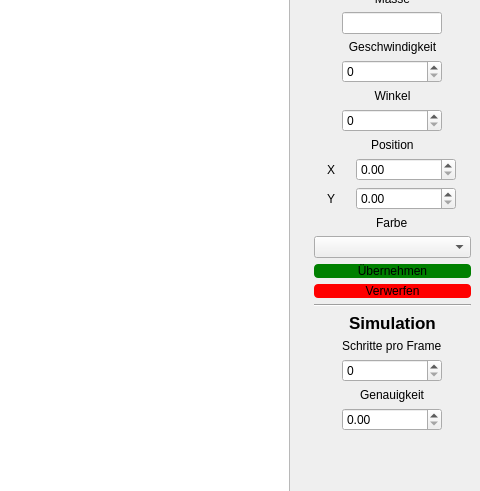
Above: ui_Main_Window.ui from Corvus-XOS/Gravitationssimulation before the change; both pictures show x 370 to 850 and y 149 to 640 of the 850 by 850 pixel window. Below: the same form after it.
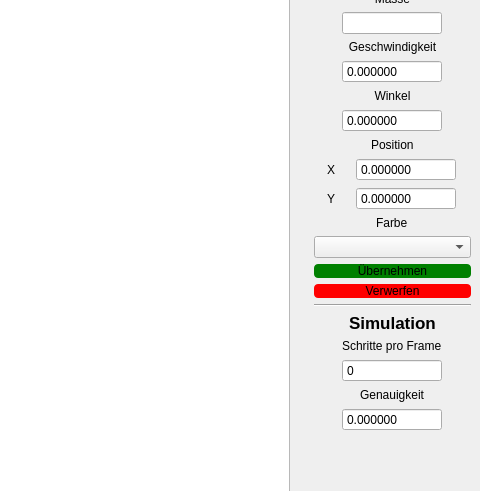
That is the form after the change. Icons and pictures are not drawn.

Commit message: Einbindung von Schritte pro Frame und Genauigkeit. Ui Anpassungen von int auf float sowie wertebereiche angepasst.

Patch:
```diff
--- a/ui_Main_Window.ui
+++ b/ui_Main_Window.ui
@@ -168,7 +168,13 @@
         </widget>
        </item>
        <item alignment="Qt::AlignmentFlag::AlignHCenter">
-        <widget class="QSpinBox" name="spinVelo">
+        <widget class="QDoubleSpinBox" name="spinVelo">
+         <property name="sizePolicy">
+          <sizepolicy hsizetype="Minimum" vsizetype="Fixed">
+           <horstretch>0</horstretch>
+           <verstretch>0</verstretch>
+          </sizepolicy>
+         </property>
          <property name="minimumSize">
           <size>
            <width>100</width>
@@ -181,6 +187,24 @@
            <height>16777215</height>
           </size>
          </property>
+         <property name="acceptDrops">
+          <bool>false</bool>
+         </property>
+         <property name="autoFillBackground">
+          <bool>false</bool>
+         </property>
+         <property name="buttonSymbols">
+          <enum>QAbstractSpinBox::ButtonSymbols::NoButtons</enum>
+         </property>
+         <property name="decimals">
+          <number>6</number>
+         </property>
+         <property name="minimum">
+          <double>-1000000000000.000000000000000</double>
+         </property>
+         <property name="maximum">
+          <double>1000000000000.000000000000000</double>
+         </property>
         </widget>
        </item>
        <item>
@@ -194,7 +218,7 @@
         </widget>
        </item>
        <item alignment="Qt::AlignmentFlag::AlignHCenter">
-        <widget class="QSpinBox" name="spinDegree">
+        <widget class="QDoubleSpinBox" name="spinDegree">
          <property name="minimumSize">
           <size>
            <width>100</width>
@@ -207,8 +231,17 @@
            <height>16777215</height>
           </size>
          </property>
+         <property name="buttonSymbols">
+          <enum>QAbstractSpinBox::ButtonSymbols::NoButtons</enum>
+         </property>
+         <property name="decimals">
+          <number>6</number>
+         </property>
+         <property name="minimum">
+          <double>-1000000000000.000000000000000</double>
+         </property>
          <property name="maximum">
-          <number>360</number>
+          <double>1000000000000.000000000000000</double>
          </property>
         </widget>
        </item>
@@ -248,6 +281,18 @@
              <height>16777215</height>
             </size>
            </property>
+           <property name="buttonSymbols">
+            <enum>QAbstractSpinBox::ButtonSymbols::NoButtons</enum>
+           </property>
+           <property name="decimals">
+            <number>6</number>
+           </property>
+           <property name="minimum">
+            <double>-1000000000000.000000000000000</double>
+           </property>
+           <property name="maximum">
+            <double>1000000000000.000000000000000</double>
+           </property>
           </widget>
          </item>
         </layout>
@@ -281,6 +326,18 @@
              <height>16777215</height>
             </size>
            </property>
+           <property name="buttonSymbols">
+            <enum>QAbstractSpinBox::ButtonSymbols::NoButtons</enum>
+           </property>
+           <property name="decimals">
+            <number>6</number>
+           </property>
+           <property name="minimum">
+            <double>-1000000000000.000000000000000</double>
+           </property>
+           <property name="maximum">
+            <double>1000000000000.000000000000000</double>
+           </property>
           </widget>
          </item>
         </layout>
@@ -370,6 +427,12 @@
            <height>16777215</height>
           </size>
          </property>
+         <property name="buttonSymbols">
+          <enum>QAbstractSpinBox::ButtonSymbols::NoButtons</enum>
+         </property>
+         <property name="maximum">
+          <number>1000000000</number>
+         </property>
         </widget>
        </item>
        <item alignment="Qt::AlignmentFlag::AlignHCenter">
@@ -393,6 +456,15 @@
            <height>16777215</height>
           </size>
          </property>
+         <property name="buttonSymbols">
+          <enum>QAbstractSpinBox::ButtonSymbols::NoButtons</enum>
+         </property>
+         <property name="decimals">
+          <number>6</number>
+         </property>
+         <property name="maximum">
+          <double>1000000000000.000000000000000</double>
+         </property>
         </widget>
        </item>
        <item>
```
Left out of the diff: 2 changed lines with no effect on the pictures. The commit also changes 4 other files.
